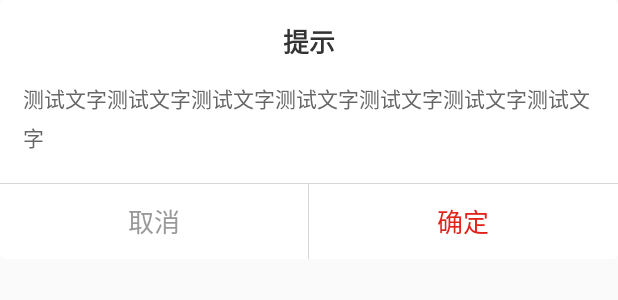
After one commit to kkuu/kkutils, an Android app: the layout kk_dialog_tishi.xml on its own in the app's theme, with its tools: preview values and no code run, on a phone screen of 412 x 824 dp. The commit adds this screen. Shown: the top 300 px of the screen. Run offline under Robolectric (Android 15) with nearby library versions, the light colour scheme and no system bars.

Commit message:
弹出框简单

```diff
--- /dev/null
+++ b/tools/src/main/res/drawable/kk_drawable_yuanjiao_3_bai.xml
@@ -0,0 +1,7 @@
+<?xml version="1.0" encoding="utf-8"?>
+<shape xmlns:android="http://schemas.android.com/apk/res/android">
+
+    <corners android:radius="3dp"></corners>
+    <solid android:color="#ffffff"  ></solid>
+
+</shape>
--- /dev/null
+++ b/tools/src/main/res/layout/kk_dialog_tishi.xml
@@ -0,0 +1,77 @@
+<?xml version="1.0" encoding="utf-8"?>
+<RelativeLayout xmlns:android="http://schemas.android.com/apk/res/android"
+    xmlns:app="http://schemas.android.com/apk/res-auto"
+    xmlns:tools="http://schemas.android.com/tools"
+    android:layout_width="match_parent"
+    android:layout_height="wrap_content"
+    android:orientation="vertical"
+    >
+
+
+
+    <LinearLayout android:background="@drawable/kk_drawable_yuanjiao_3_bai"
+
+        android:layout_width="match_parent"
+        android:layout_height="wrap_content" android:orientation="vertical">
+
+
+        <RelativeLayout
+            android:layout_width="match_parent" android:gravity="center_vertical"
+            android:layout_height="55dp">
+
+            <TextView android:id="@+id/kk_tv_dialog_title"
+                style="@style/kk_textview" android:textStyle="bold"
+                android:text="提示"
+                android:textColor="#ff333333"
+                android:textSize="17dp" android:layout_height="match_parent" android:gravity="center" android:layout_width="match_parent"
+                />
+
+
+        </RelativeLayout>
+
+        <utils.kkutils.ui.KKScrollView
+            android:layout_width="match_parent"
+            android:layout_height="wrap_content" >
+            <TextView android:id="@+id/kk_tv_dialog_content"
+                style="@style/kk_textview"
+                android:layout_width="match_parent"
+                android:layout_marginLeft="15dp"
+                android:layout_marginRight="15dp"
+                android:layout_marginBottom="20dp"
+                android:text="测试文字测试文字测试文字测试文字测试文字测试文字测试文字"
+                android:lineSpacingExtra="5dp"
+                android:textColor="#ff666666"
+                android:textSize="14dp"
+                />
+
+        </utils.kkutils.ui.KKScrollView>
+
+        <View style="@style/kk_line_h"></View>
+        <LinearLayout
+            android:layout_width="match_parent"
+            android:layout_height="50dp">
+            <TextView
+                android:id="@+id/kk_btn_dialog_quxiao"
+                style="@style/kk_textview"
+                android:layout_weight="1" android:layout_height="match_parent" android:layout_width="0dp" android:gravity="center"
+                android:text="取消"
+                android:textColor="#ff999999"
+                android:textSize="17dp"
+                />
+            <View style="@style/kk_line_v"></View>
+            <TextView
+                android:id="@+id/kk_btn_dialog_queding"
+                style="@style/kk_textview"
+                android:layout_weight="1" android:layout_height="match_parent" android:layout_width="0dp" android:gravity="center"
+                android:text="确定"
+                android:textColor="@color/colorPrimary"
+                android:textSize="17dp"
+                />
+
+        </LinearLayout>
+    </LinearLayout>
+
+
+
+
+</RelativeLayout>
--- a/tools/src/main/res/layout/kk_dizhi_item.xml
+++ b/tools/src/main/res/layout/kk_dizhi_item.xml
@@ -17,6 +17,6 @@
             android:paddingRight="15dp"
             android:paddingLeft="15dp"
             />
-        <View style="@style/line_h"></View>
+        <View style="@style/kk_line_h"></View>
     </LinearLayout>
 </RelativeLayout>
--- a/tools/src/main/res/values/colors.xml
+++ b/tools/src/main/res/values/colors.xml
@@ -1,8 +1,9 @@
 <?xml version="1.0" encoding="utf-8"?>
 <resources>
-    <color name="colorPrimary">#3F51B5</color>
-    <color name="colorPrimaryDark">#303F9F</color>
-    <color name="colorAccent">#FF4081</color>
+    <color name="colorPrimary">#E2231A</color>
+    <color name="colorPrimaryDark">#E2231A</color>
+    <color name="colorAccent">#E2231A</color>
+
 
     <color name="huise">#999999</color>
     <color name="baise">#ffffff</color>
@@ -14,6 +15,9 @@
     <color name="kk_tv_h1">#333333</color>
     <color name="kk_tv_h2">#666666</color>
     <color name="kk_tv_h3">#999999</color>
-    <color name="kk_tv_h4">#bdbebe</color>
+    <color name="kk_tv_h4">#cccccc</color>
     <color name="kk_tv_h5">#d7d7d7</color>
+
+
+
 </resources>
--- a/tools/src/main/res/values/styles.xml
+++ b/tools/src/main/res/values/styles.xml
@@ -19,17 +19,16 @@
     </style>
 
 
-    <style name="line_h">
+    <style name="kk_line_h">
         <item name="android:layout_width">match_parent</item>
         <item name="android:layout_height">1px</item>
         <item name="android:background">@color/kk_tv_h5</item>
     </style>
-    <style name="line_v">
+    <style name="kk_line_v">
         <item name="android:layout_width">1px</item>
         <item name="android:layout_height">match_parent</item>
         <item name="android:background">@color/kk_tv_h5</item>
     </style>
 
 
-
 </resources>
```
Also changed, not shown: tools/src/main/java/utils/kkutils/ui/dialog/DialogSimple.java (added, +99 -0 lines).
